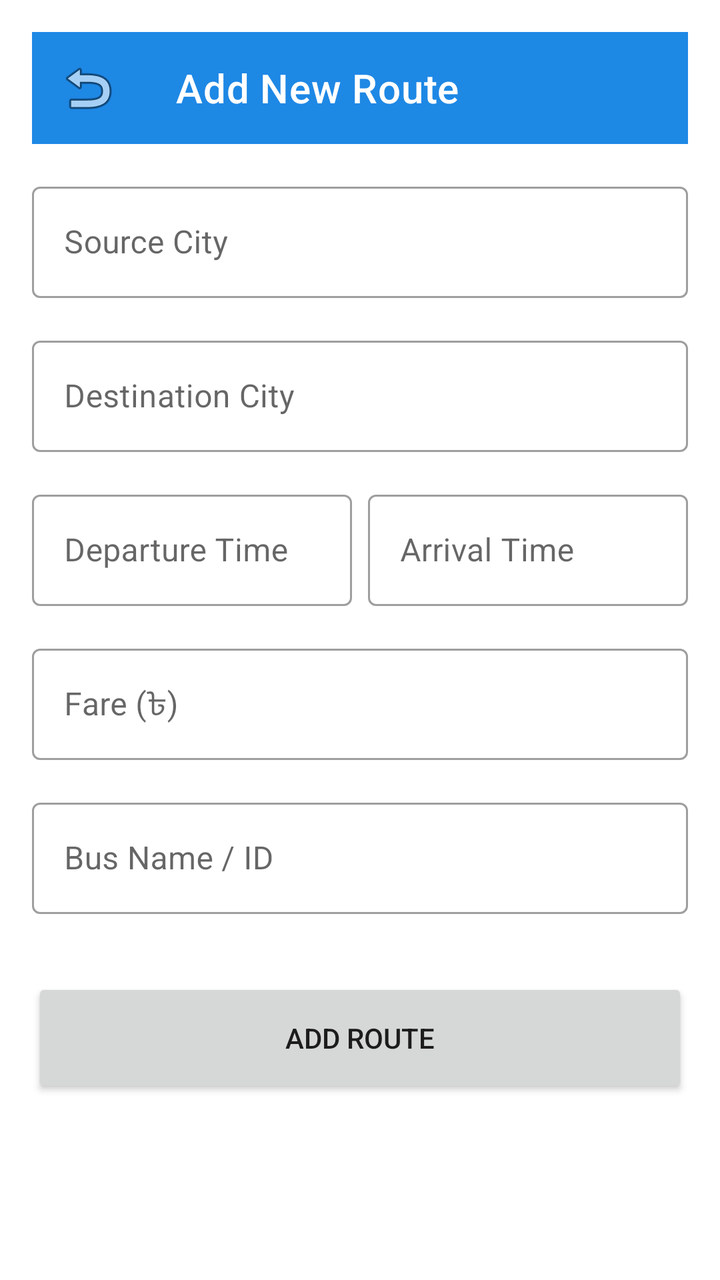
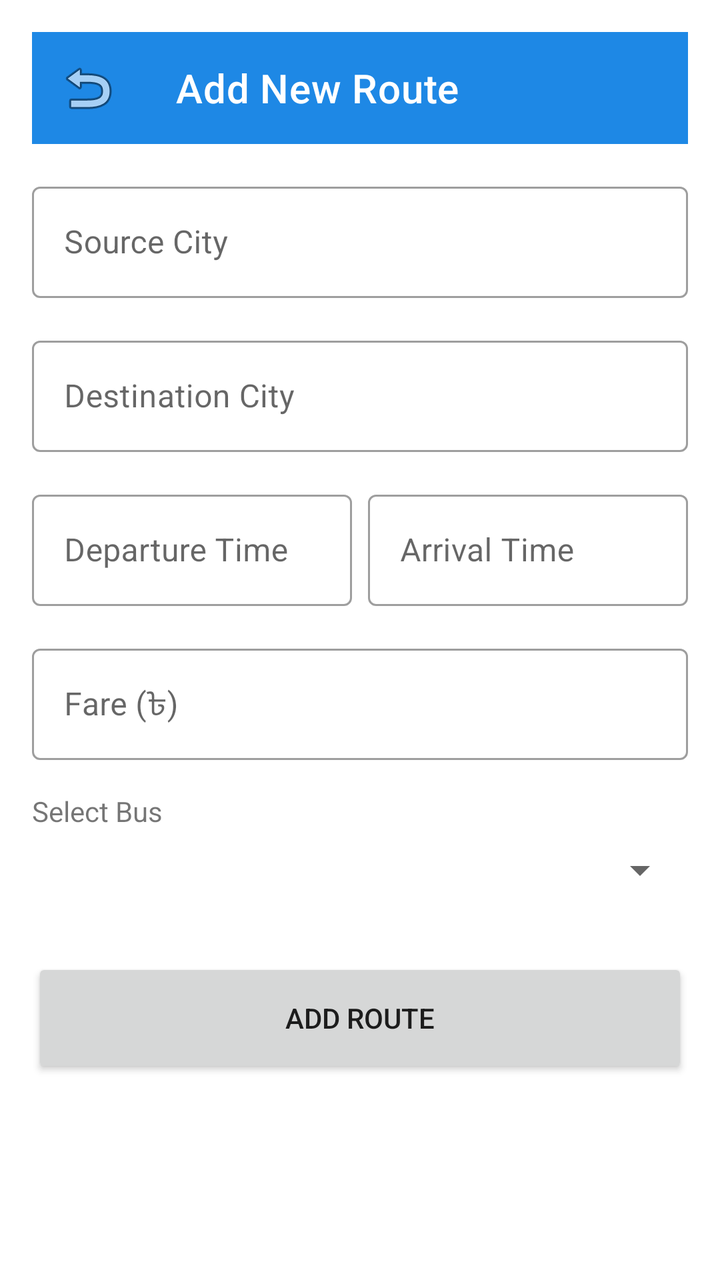

Compare the two renders of this Android layout. The source of the first and the diff that turns it into the second are given below.
<!-- AndroidManifest.xml: application theme Theme.MahirExpress -->
<!-- res/layout/activity_add_route.xml -->
<?xml version="1.0" encoding="utf-8"?>
<androidx.core.widget.NestedScrollView xmlns:android="http://schemas.android.com/apk/res/android"
    xmlns:app="http://schemas.android.com/apk/res-auto"
    android:layout_width="match_parent"
    android:layout_height="match_parent"
    android:fillViewport="true">

    <androidx.constraintlayout.widget.ConstraintLayout
        android:layout_width="match_parent"
        android:layout_height="wrap_content"
        android:padding="16dp">

        <com.google.android.material.appbar.MaterialToolbar
            android:id="@+id/toolbar"
            android:layout_width="match_parent"
            android:layout_height="?attr/actionBarSize"
            android:background="?attr/colorPrimary"
            app:layout_constraintTop_toTopOf="parent"
            app:navigationIcon="@android:drawable/ic_menu_revert"
            app:title="Add New Route"
            app:titleTextColor="@color/white" />

        <com.google.android.material.textfield.TextInputLayout
            android:id="@+id/tilSource"
            style="@style/Widget.MaterialComponents.TextInputLayout.OutlinedBox"
            android:layout_width="match_parent"
            android:layout_height="wrap_content"
            android:layout_marginTop="16dp"
            android:hint="Source City"
            app:layout_constraintTop_toBottomOf="@id/toolbar">
            <com.google.android.material.textfield.TextInputEditText
                android:id="@+id/etSource"
                android:layout_width="match_parent"
                android:layout_height="wrap_content" />
        </com.google.android.material.textfield.TextInputLayout>

        <com.google.android.material.textfield.TextInputLayout
            android:id="@+id/tilDestination"
            style="@style/Widget.MaterialComponents.TextInputLayout.OutlinedBox"
            android:layout_width="match_parent"
            android:layout_height="wrap_content"
            android:layout_marginTop="16dp"
            android:hint="Destination City"
            app:layout_constraintTop_toBottomOf="@id/tilSource">
            <com.google.android.material.textfield.TextInputEditText
                android:id="@+id/etDestination"
                android:layout_width="match_parent"
                android:layout_height="wrap_content" />
        </com.google.android.material.textfield.TextInputLayout>

        <com.google.android.material.textfield.TextInputLayout
            android:id="@+id/tilDeparture"
            style="@style/Widget.MaterialComponents.TextInputLayout.OutlinedBox"
            android:layout_width="0dp"
            android:layout_height="wrap_content"
            android:layout_marginTop="16dp"
            android:layout_marginEnd="8dp"
            android:hint="Departure Time"
            app:layout_constraintEnd_toStartOf="@+id/tilArrival"
            app:layout_constraintStart_toStartOf="parent"
            app:layout_constraintTop_toBottomOf="@id/tilDestination">
            <com.google.android.material.textfield.TextInputEditText
                android:id="@+id/etDeparture"
                android:layout_width="match_parent"
                android:layout_height="wrap_content"
                android:focusable="false" />
        </com.google.android.material.textfield.TextInputLayout>

        <com.google.android.material.textfield.TextInputLayout
            android:id="@+id/tilArrival"
            style="@style/Widget.MaterialComponents.TextInputLayout.OutlinedBox"
            android:layout_width="0dp"
            android:layout_height="wrap_content"
            android:layout_marginTop="16dp"
            android:hint="Arrival Time"
            app:layout_constraintEnd_toEndOf="parent"
            app:layout_constraintStart_toEndOf="@id/tilDeparture"
            app:layout_constraintTop_toBottomOf="@id/tilDestination">
            <com.google.android.material.textfield.TextInputEditText
                android:id="@+id/etArrival"
                android:layout_width="match_parent"
                android:layout_height="wrap_content"
                android:focusable="false" />
        </com.google.android.material.textfield.TextInputLayout>

        <com.google.android.material.textfield.TextInputLayout
            android:id="@+id/tilFare"
            style="@style/Widget.MaterialComponents.TextInputLayout.OutlinedBox"
            android:layout_width="match_parent"
            android:layout_height="wrap_content"
            android:layout_marginTop="16dp"
            android:hint="Fare (৳)"
            app:layout_constraintTop_toBottomOf="@id/tilDeparture">
            <com.google.android.material.textfield.TextInputEditText
                android:id="@+id/etFare"
                android:layout_width="match_parent"
                android:layout_height="wrap_content"
                android:inputType="numberDecimal" />
        </com.google.android.material.textfield.TextInputLayout>

        <com.google.android.material.textfield.TextInputLayout
            android:id="@+id/tilBusId"
            style="@style/Widget.MaterialComponents.TextInputLayout.OutlinedBox"
            android:layout_width="match_parent"
            android:layout_height="wrap_content"
            android:layout_marginTop="16dp"
            android:hint="Bus Name / ID"
            app:layout_constraintTop_toBottomOf="@id/tilFare">
            <com.google.android.material.textfield.TextInputEditText
                android:id="@+id/etBusId"
                android:layout_width="match_parent"
                android:layout_height="wrap_content" />
        </com.google.android.material.textfield.TextInputLayout>

        <Button
            android:id="@+id/btnAddRoute"
            android:layout_width="match_parent"
            android:layout_height="60dp"
            android:layout_marginTop="32dp"
            android:text="Add Route"
            app:layout_constraintTop_toBottomOf="@id/tilBusId" />

        <ProgressBar
            android:id="@+id/progressBar"
            android:layout_width="wrap_content"
            android:layout_height="wrap_content"
            android:visibility="gone"
            app:layout_constraintBottom_toBottomOf="parent"
            app:layout_constraintEnd_toEndOf="parent"
            app:layout_constraintStart_toStartOf="parent"
            app:layout_constraintTop_toTopOf="parent" />

    </androidx.constraintlayout.widget.ConstraintLayout>
</androidx.core.widget.NestedScrollView>
<!-- resources referenced by this layout -->
<resources>
  <color name="white">#FFFFFF</color>
  <style name="Theme.MahirExpress" parent="Theme.MaterialComponents.Light.NoActionBar">
          
          <item name="colorPrimary">@color/primary</item>
          <item name="colorPrimaryVariant">@color/primary_dark</item>
          <item name="colorOnPrimary">@color/white</item>
          
          <item name="colorSecondary">@color/accent</item>
          <item name="colorSecondaryVariant">@color/accent</item>
          <item name="colorOnSecondary">@color/black</item>
          
          <item name="android:statusBarColor">?attr/colorPrimaryVariant</item>
          
      </style>
  <color name="primary">#1E88E5</color>
  <color name="primary_dark">#1565C0</color>
  <color name="accent">#FFC107</color>
  <color name="black">#000000</color>
</resources>

<!-- the commit's change to res/layout/activity_add_route.xml (unified diff, before → after) -->
@@ -98,19 +98,20 @@
                 android:inputType="numberDecimal" />
         </com.google.android.material.textfield.TextInputLayout>
 
-        <com.google.android.material.textfield.TextInputLayout
-            android:id="@+id/tilBusId"
-            style="@style/Widget.MaterialComponents.TextInputLayout.OutlinedBox"
+        <TextView
+            android:id="@+id/tvBusLabel"
             android:layout_width="match_parent"
             android:layout_height="wrap_content"
             android:layout_marginTop="16dp"
-            android:hint="Bus Name / ID"
-            app:layout_constraintTop_toBottomOf="@id/tilFare">
-            <com.google.android.material.textfield.TextInputEditText
-                android:id="@+id/etBusId"
-                android:layout_width="match_parent"
-                android:layout_height="wrap_content" />
-        </com.google.android.material.textfield.TextInputLayout>
+            android:text="Select Bus"
+            app:layout_constraintTop_toBottomOf="@id/tilFare" />
+
+        <Spinner
+            android:id="@+id/spinnerBus"
+            android:layout_width="match_parent"
+            android:layout_height="wrap_content"
+            android:layout_marginTop="8dp"
+            app:layout_constraintTop_toBottomOf="@id/tvBusLabel" />
 
         <Button
             android:id="@+id/btnAddRoute"
@@ -118,7 +119,7 @@
             android:layout_height="60dp"
             android:layout_marginTop="32dp"
             android:text="Add Route"
-            app:layout_constraintTop_toBottomOf="@id/tilBusId" />
+            app:layout_constraintTop_toBottomOf="@id/spinnerBus" />
 
         <ProgressBar
             android:id="@+id/progressBar"
